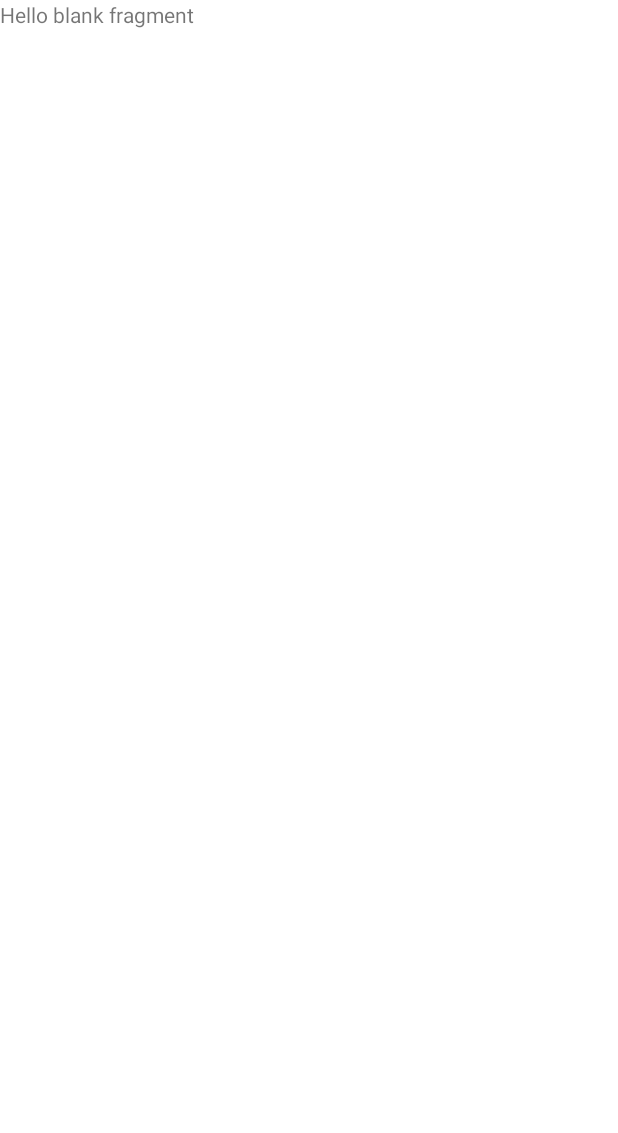
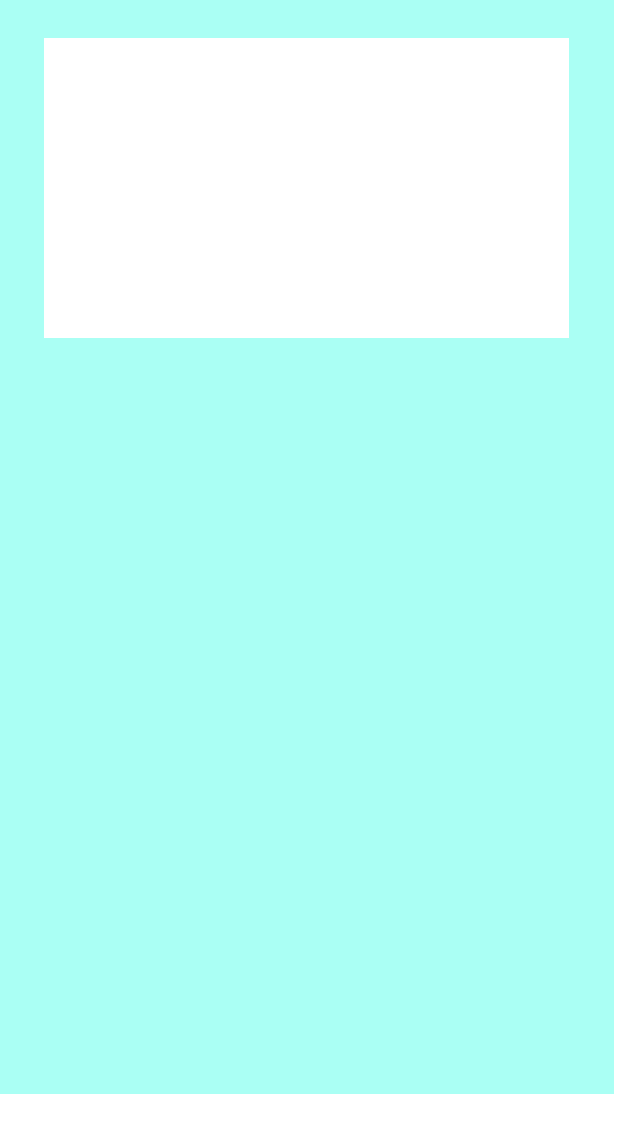
Before and after one commit to DiegoPMtz/Simulacion_PIntegrador, an Android app: the fragment_chi screen opened through its navigation route, on a phone screen of 412 x 824 dp. Before the commit the part shown is almost empty. Shown: the top 1133 px of the screen. Run offline under Robolectric (Android 15) with nearby library versions, the phone set to English and light mode, and no system bars.

```diff
--- a/app/src/main/java/com/example/simulacion/fragment_Inicio.java
+++ b/app/src/main/java/com/example/simulacion/fragment_Inicio.java
@@ -36,7 +36,6 @@ public class fragment_Inicio extends Fragment {
         super.onViewCreated(view, savedInstanceState);
         NavController navController = Navigation.findNavController(view);
         btn_monte = view.findViewById(R.id.montecarlo);
-        btn_chi = view.findViewById(R.id.chi);
         btn_cuadrados = view.findViewById(R.id.cuadrados);
 
 
--- a/app/src/main/res/layout/fragment_chi.xml
+++ b/app/src/main/res/layout/fragment_chi.xml
@@ -1,14 +1,41 @@
 <?xml version="1.0" encoding="utf-8"?>
-<FrameLayout xmlns:android="http://schemas.android.com/apk/res/android"
+<LinearLayout xmlns:android="http://schemas.android.com/apk/res/android"
     xmlns:tools="http://schemas.android.com/tools"
     android:layout_width="match_parent"
     android:layout_height="match_parent"
+    android:orientation="vertical"
+    android:background="#AAFFF4"
     tools:context=".fragment_chi">
 
-    <!-- TODO: Update blank fragment layout -->
-    <TextView
-        android:layout_width="match_parent"
-        android:layout_height="match_parent"
-        android:text="@string/hello_blank_fragment" />
 
-</FrameLayout>
+    <LinearLayout
+        android:layout_width="wrap_content"
+        android:layout_height="wrap_content"
+        android:layout_gravity="center"
+        android:layout_marginTop="25dp">
+
+        <ScrollView
+            android:layout_width="350dp"
+            android:layout_height="200dp"
+            android:background="@color/white">
+
+            <TextView
+                android:id="@+id/aleatorios"
+                android:layout_width="wrap_content"
+                android:layout_height="wrap_content"
+                android:layout_marginLeft="10dp"
+                android:text=""
+                android:textSize="25sp"/>
+
+        </ScrollView>
+
+    </LinearLayout>
+
+
+
+
+
+
+
+
+</LinearLayout>
--- a/app/src/main/res/layout/fragment_cuadrados.xml
+++ b/app/src/main/res/layout/fragment_cuadrados.xml
@@ -12,7 +12,7 @@
         android:layout_height="wrap_content"
         android:layout_marginTop="20dp"
         android:text="Cuadrados medios"
-        android:textSize="45sp"
+        android:textSize="40sp"
         android:textColor="@color/black"
         android:layout_gravity="center"/>
 
```
Also changed, not shown: app/src/main/res/layout/fragment__inicio.xml (+2 -11 lines), 1 other file.
